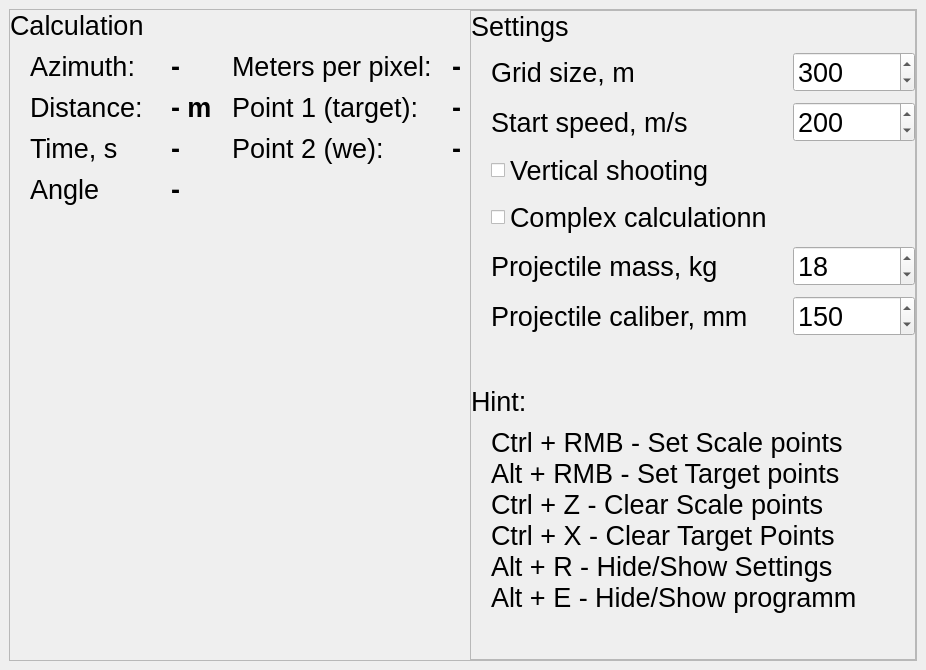
This is CursorRuler/mainwindow.ui in Spectre944/CursorRuler as Qt 5 draws it before an edit. The edited form follows.
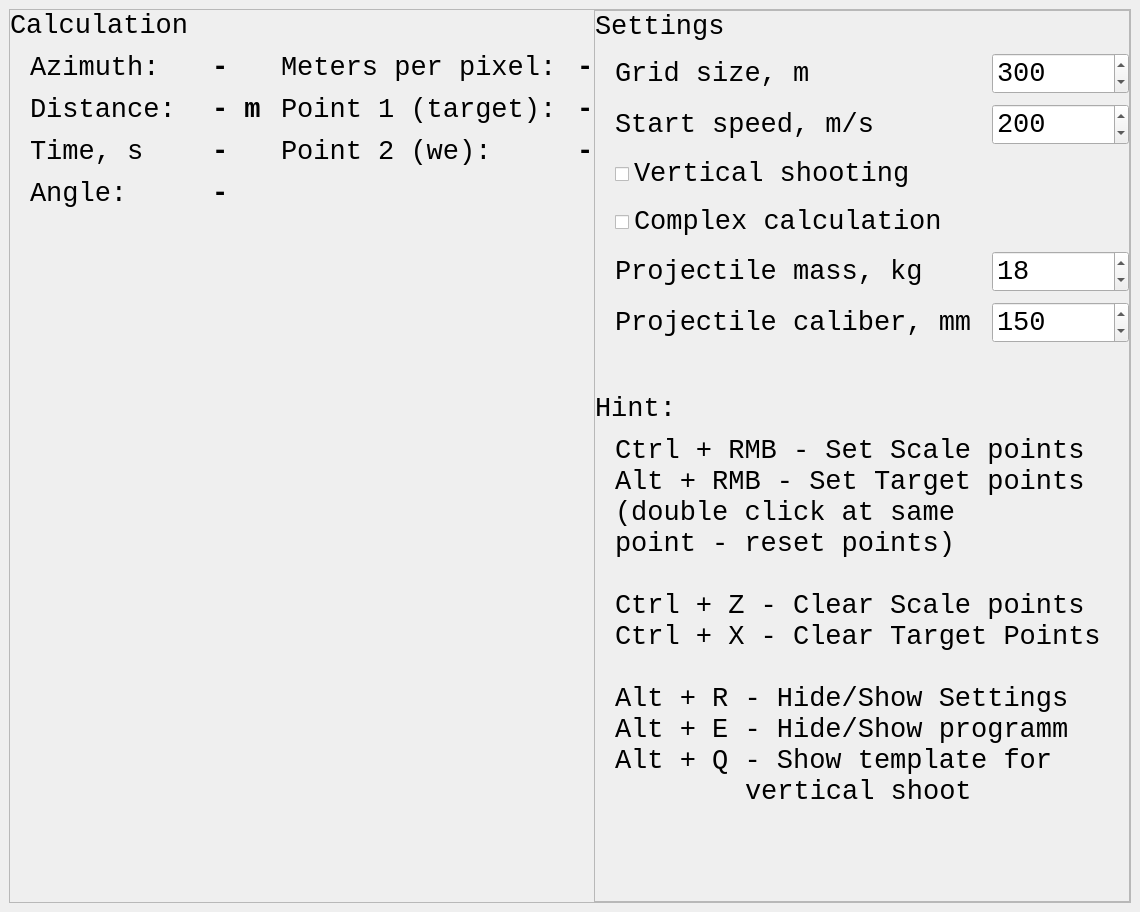
This is the edited form.

```diff
--- a/CursorRuler/mainwindow.ui
+++ b/CursorRuler/mainwindow.ui
@@ -7,7 +7,7 @@
     <x>0</x>
     <y>0</y>
     <width>926</width>
-    <height>670</height>
+    <height>912</height>
    </rect>
   </property>
   <property name="font">
@@ -28,6 +28,7 @@
      <widget class="QFrame" name="appFrame">
       <property name="font">
        <font>
+        <family>Consolas</family>
         <pointsize>20</pointsize>
        </font>
       </property>
@@ -53,8 +54,33 @@
        <property name="spacing">
         <number>0</number>
        </property>
+       <item row="0" column="1">
+        <spacer name="horizontalSpacer_5">
+         <property name="font">
+          <font>
+           <family>Consolas</family>
+           <pointsize>20</pointsize>
+          </font>
+         </property>
+         <property name="orientation">
+          <enum>Qt::Horizontal</enum>
+         </property>
+         <property name="sizeHint" stdset="0">
+          <size>
+           <width>40</width>
+           <height>20</height>
+          </size>
+         </property>
+        </spacer>
+       </item>
        <item row="0" column="2">
         <widget class="QFrame" name="frameSettings">
+         <property name="font">
+          <font>
+           <family>Consolas</family>
+           <pointsize>20</pointsize>
+          </font>
+         </property>
          <property name="frameShape">
           <enum>QFrame::StyledPanel</enum>
          </property>
@@ -95,6 +121,7 @@
               </property>
               <property name="font">
                <font>
+                <family>Consolas</family>
                 <pointsize>20</pointsize>
                </font>
               </property>
@@ -114,6 +141,12 @@
             </item>
             <item row="3" column="1">
              <widget class="QCheckBox" name="checkBoxST_VerticalShoot">
+              <property name="font">
+               <font>
+                <family>Consolas</family>
+                <pointsize>20</pointsize>
+               </font>
+              </property>
               <property name="text">
                <string>Vertical shooting</string>
               </property>
@@ -121,6 +154,12 @@
             </item>
             <item row="2" column="2">
              <widget class="QSpinBox" name="spinBoxST_StartSpeed">
+              <property name="font">
+               <font>
+                <family>Consolas</family>
+                <pointsize>20</pointsize>
+               </font>
+              </property>
               <property name="maximum">
                <number>10000</number>
               </property>
@@ -131,6 +170,12 @@
             </item>
             <item row="7" column="1">
              <spacer name="verticalSpacer_3">
+              <property name="font">
+               <font>
+                <family>Consolas</family>
+                <pointsize>20</pointsize>
+               </font>
+              </property>
               <property name="orientation">
                <enum>Qt::Vertical</enum>
               </property>
@@ -149,6 +194,7 @@
              <spacer name="horizontalSpacer_3">
               <property name="font">
                <font>
+                <family>Consolas</family>
                 <pointsize>20</pointsize>
                </font>
               </property>
@@ -168,6 +214,12 @@
             </item>
             <item row="5" column="1">
              <widget class="QLabel" name="label_14">
+              <property name="font">
+               <font>
+                <family>Consolas</family>
+                <pointsize>20</pointsize>
+               </font>
+              </property>
               <property name="text">
                <string>Projectile mass, kg</string>
               </property>
@@ -177,6 +229,7 @@
              <widget class="QLabel" name="label_2">
               <property name="font">
                <font>
+                <family>Consolas</family>
                 <pointsize>20</pointsize>
                </font>
               </property>
@@ -189,6 +242,7 @@
              <spacer name="horizontalSpacer_4">
               <property name="font">
                <font>
+                <family>Consolas</family>
                 <pointsize>20</pointsize>
                </font>
               </property>
@@ -210,6 +264,7 @@
              <spacer name="verticalSpacer">
               <property name="font">
                <font>
+                <family>Consolas</family>
                 <pointsize>20</pointsize>
                </font>
               </property>
@@ -228,6 +283,7 @@
              <widget class="QLabel" name="label_9">
               <property name="font">
                <font>
+                <family>Consolas</family>
                 <pointsize>20</pointsize>
                </font>
               </property>
@@ -238,6 +294,12 @@
             </item>
             <item row="8" column="0" colspan="2">
              <widget class="QLabel" name="label_10">
+              <property name="font">
+               <font>
+                <family>Consolas</family>
+                <pointsize>20</pointsize>
+               </font>
+              </property>
               <property name="text">
                <string>Hint:</string>
               </property>
@@ -247,6 +309,7 @@
              <widget class="QLabel" name="label">
               <property name="font">
                <font>
+                <family>Consolas</family>
                 <pointsize>20</pointsize>
                </font>
               </property>
@@ -257,25 +320,49 @@
             </item>
             <item row="4" column="1">
              <widget class="QCheckBox" name="checkBoxST_ComplexCalculations">
+              <property name="font">
+               <font>
+                <family>Consolas</family>
+                <pointsize>20</pointsize>
+               </font>
+              </property>
               <property name="text">
-               <string>Complex calculationn</string>
+               <string>Complex calculation</string>
               </property>
              </widget>
             </item>
             <item row="9" column="1" colspan="2">
              <widget class="QLabel" name="label_12">
+              <property name="font">
+               <font>
+                <family>Consolas</family>
+                <pointsize>20</pointsize>
+               </font>
+              </property>
               <property name="text">
                <string>Ctrl + RMB - Set Scale points
 Alt + RMB - Set Target points
+(double click at same 
+point - reset points)
+
 Ctrl + Z - Clear Scale points
 Ctrl + X - Clear Target Points
+
 Alt + R - Hide/Show Settings
-Alt + E - Hide/Show programm</string>
+Alt + E - Hide/Show programm
+Alt + Q - Show template for 
+	vertical shoot</string>
               </property>
              </widget>
             </item>
             <item row="6" column="1">
              <widget class="QLabel" name="label_15">
+              <property name="font">
+               <font>
+                <family>Consolas</family>
+                <pointsize>20</pointsize>
+               </font>
+              </property>
               <property name="text">
                <string>Projectile caliber, mm</string>
               </property>
@@ -283,6 +370,12 @@
             </item>
             <item row="6" column="2">
              <widget class="QSpinBox" name="spinBoxST_ProjectileCaliber">
+              <property name="font">
+               <font>
+                <family>Consolas</family>
+                <pointsize>20</pointsize>
+               </font>
+              </property>
               <property name="maximum">
                <number>500</number>
               </property>
@@ -293,6 +386,15 @@
             </item>
             <item row="5" column="2">
              <widget class="QSpinBox" name="spinBoxST_ProjectileMass">
+              <property name="font">
+               <font>
+                <family>Consolas</family>
+                <pointsize>20</pointsize>
+               </font>
+              </property>
+              <property name="maximum">
+               <number>500</number>
+              </property>
               <property name="value">
                <number>18</number>
               </property>
@@ -315,6 +417,7 @@
           <widget class="QLabel" name="label_5">
            <property name="font">
             <font>
+             <family>Consolas</family>
              <pointsize>20</pointsize>
             </font>
            </property>
@@ -327,6 +430,7 @@
           <spacer name="horizontalSpacer">
            <property name="font">
             <font>
+             <family>Consolas</family>
              <pointsize>20</pointsize>
             </font>
            </property>
@@ -348,6 +452,7 @@
           <widget class="QLabel" name="label_3">
            <property name="font">
             <font>
+             <family>Consolas</family>
              <pointsize>20</pointsize>
             </font>
            </property>
@@ -360,6 +465,7 @@
           <widget class="QLabel" name="labelCL_Distance">
            <property name="font">
             <font>
+             <family>Consolas</family>
              <pointsize>20</pointsize>
              <bold>true</bold>
             </font>
@@ -373,6 +479,7 @@
           <widget class="QLabel" name="label_8">
            <property name="font">
             <font>
+             <family>Consolas</family>
              <pointsize>20</pointsize>
             </font>
            </property>
@@ -385,6 +492,7 @@
           <widget class="QLabel" name="labelCL_Azimut">
            <property name="font">
             <font>
+             <family>Consolas</family>
              <pointsize>20</pointsize>
              <bold>true</bold>
             </font>
@@ -398,6 +506,7 @@
           <spacer name="horizontalSpacer_2">
            <property name="font">
             <font>
+             <family>Consolas</family>
              <pointsize>20</pointsize>
             </font>
            </property>
@@ -419,6 +528,7 @@
           <widget class="QLabel" name="labelCL_Time">
            <property name="font">
             <font>
+             <family>Consolas</family>
              <pointsize>20</pointsize>
              <bold>true</bold>
             </font>
@@ -432,6 +542,7 @@
           <widget class="QLabel" name="labelCL_P2">
            <property name="font">
             <font>
+             <family>Consolas</family>
              <pointsize>20</pointsize>
              <bold>true</bold>
             </font>
@@ -445,6 +556,7 @@
           <widget class="QLabel" name="label_4">
            <property name="font">
             <font>
+             <family>Consolas</family>
              <pointsize>20</pointsize>
             </font>
            </property>
@@ -457,6 +569,7 @@
           <spacer name="verticalSpacer_2">
            <property name="font">
             <font>
+             <family>Consolas</family>
              <pointsize>20</pointsize>
             </font>
            </property>
@@ -475,6 +588,7 @@
           <widget class="QLabel" name="label_6">
            <property name="font">
             <font>
+             <family>Consolas</family>
              <pointsize>20</pointsize>
             </font>
            </property>
@@ -487,6 +601,7 @@
           <widget class="QLabel" name="label_7">
            <property name="font">
             <font>
+             <family>Consolas</family>
              <pointsize>20</pointsize>
             </font>
            </property>
@@ -499,6 +614,7 @@
           <widget class="QLabel" name="labelCL_P1">
            <property name="font">
             <font>
+             <family>Consolas</family>
              <pointsize>20</pointsize>
              <bold>true</bold>
             </font>
@@ -510,6 +626,12 @@
          </item>
          <item row="5" column="4">
           <spacer name="horizontalSpacer_6">
+           <property name="font">
+            <font>
+             <family>Consolas</family>
+             <pointsize>20</pointsize>
+            </font>
+           </property>
            <property name="orientation">
             <enum>Qt::Horizontal</enum>
            </property>
@@ -525,6 +647,7 @@
           <widget class="QLabel" name="labelCL_Scale">
            <property name="font">
             <font>
+             <family>Consolas</family>
              <pointsize>20</pointsize>
              <bold>true</bold>
             </font>
@@ -538,6 +661,7 @@
           <widget class="QLabel" name="label_11">
            <property name="font">
             <font>
+             <family>Consolas</family>
              <pointsize>20</pointsize>
             </font>
            </property>
@@ -548,8 +672,14 @@
          </item>
          <item row="4" column="1">
           <widget class="QLabel" name="label_13">
+           <property name="font">
+            <font>
+             <family>Consolas</family>
+             <pointsize>20</pointsize>
+            </font>
+           </property>
            <property name="text">
-            <string>Angle</string>
+            <string>Angle:</string>
            </property>
           </widget>
          </item>
@@ -557,6 +687,7 @@
           <widget class="QLabel" name="labelCL_Angle">
            <property name="font">
             <font>
+             <family>Consolas</family>
              <pointsize>20</pointsize>
              <bold>true</bold>
             </font>
```
Left out of the diff: 17 changed lines with no effect on the pictures.
